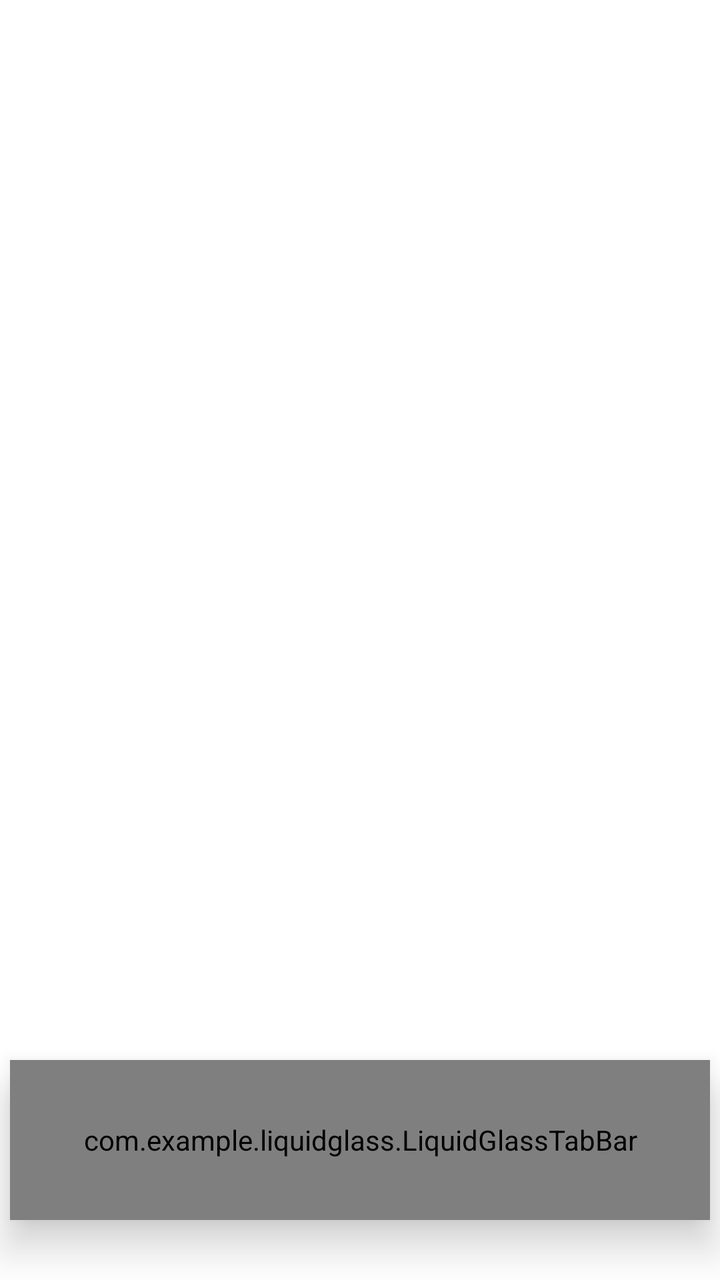
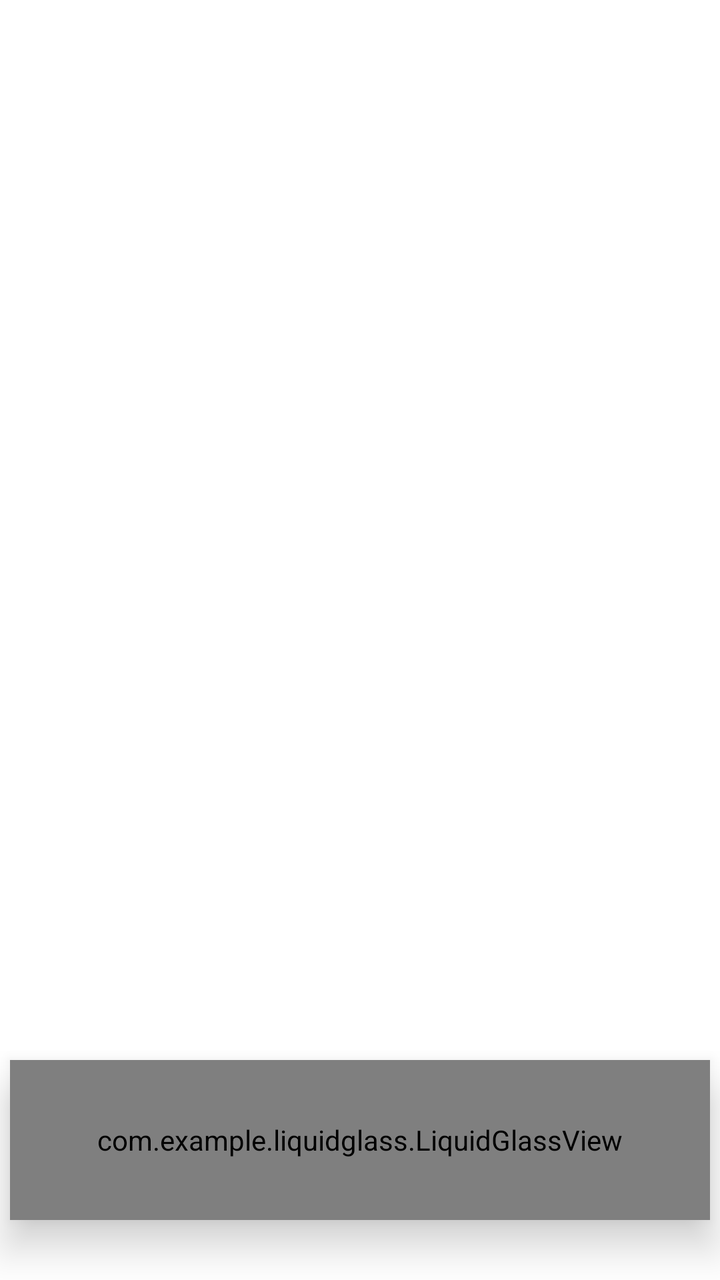

Compare the two renders of this Android layout. The source of the first and the diff that turns it into the second are given below.
<!-- AndroidManifest.xml: application theme Theme.RateMyProfessor -->
<!-- res/layout/activity_main.xml -->
<?xml version="1.0" encoding="utf-8"?>
<androidx.constraintlayout.widget.ConstraintLayout xmlns:android="http://schemas.android.com/apk/res/android"
    xmlns:app="http://schemas.android.com/apk/res-auto"
    android:layout_width="match_parent"
    android:layout_height="match_parent"
    android:background="@color/surface">

    <androidx.fragment.app.FragmentContainerView
        android:id="@+id/fragment_container"
        android:layout_width="0dp"
        android:layout_height="0dp"
        app:layout_constraintBottom_toBottomOf="parent"
        app:layout_constraintEnd_toEndOf="parent"
        app:layout_constraintStart_toStartOf="parent"
        app:layout_constraintTop_toTopOf="parent" />


    <com.example.liquidglass.LiquidGlassTabBar
        android:id="@+id/custom_bottom_nav"
        android:layout_width="350dp"
        android:layout_height="80dp"
        android:layout_marginBottom="30dp"
        android:elevation="12dp"
        app:layout_constraintBottom_toBottomOf="parent"
        app:layout_constraintEnd_toEndOf="parent"
        app:layout_constraintStart_toStartOf="parent"
        app:cornerRadius="40dp"
        app:glassMaterial="regular"
        app:blurAmount="0.25"
        app:refractionHeight="40dp"
        app:bevelWidth="12dp"
        app:dispersionStrength="0.10"
        app:adaptiveTint="true" />


</androidx.constraintlayout.widget.ConstraintLayout>
<!-- resources referenced by this layout -->
<resources>
  <color name="surface">#FFFFFFFF</color>
  <color name="danger">#FFB3261E</color>
  <color name="text_hint">#FF8A8A8A</color>
  <!-- unchanged entries left out for length: 5 -->
</resources>

<!-- the commit's change to res/layout/activity_main.xml (unified diff, before → after) -->
@@ -15,7 +15,7 @@
         app:layout_constraintTop_toTopOf="parent" />
 
 
-    <com.example.liquidglass.LiquidGlassTabBar
+    <com.example.liquidglass.LiquidGlassView
         android:id="@+id/custom_bottom_nav"
         android:layout_width="350dp"
         android:layout_height="80dp"
@@ -26,11 +26,60 @@
         app:layout_constraintStart_toStartOf="parent"
         app:cornerRadius="40dp"
         app:glassMaterial="regular"
-        app:blurAmount="0.25"
         app:refractionHeight="40dp"
         app:bevelWidth="12dp"
         app:dispersionStrength="0.10"
-        app:adaptiveTint="true" />
+        app:adaptiveTint="true">
+
+        <View
+            android:id="@+id/nav_indicator"
+            android:layout_width="90dp"
+            android:layout_height="60dp"
+
+            android:layout_gravity="start|center_vertical"
+            android:background="@drawable/bottom_nav_bubble"
+            android:clickable="false"
+            android:focusable="false" />
+
+        <LinearLayout
+            android:layout_width="match_parent"
+            android:layout_height="match_parent"
+            android:orientation="horizontal"
+            android:gravity="center"
+            android:background="@android:color/transparent">
+
+            <ImageButton
+                android:id="@+id/nav_search"
+                android:layout_width="0dp"
+                android:layout_height="match_parent"
+                android:layout_weight="1"
+                android:background="@drawable/bottom_nav_selected_bubble"
+                android:src="@drawable/search_icon"
+                android:scaleType="center"
+                app:tint="@color/bottom_nav_icon" />
+
+            <ImageButton
+                android:id="@+id/nav_home"
+                android:layout_width="0dp"
+                android:layout_height="match_parent"
+                android:layout_weight="1"
+                android:background="@drawable/bottom_nav_selected_bubble"
+                android:src="@drawable/home_icon"
+                android:scaleType="center"
+                app:tint="@color/bottom_nav_icon" />
+
+            <ImageButton
+                android:id="@+id/nav_settings"
+                android:layout_width="0dp"
+                android:layout_height="match_parent"
+                android:layout_weight="1"
+                android:background="@drawable/bottom_nav_selected_bubble"
+                android:src="@drawable/settings_icon"
+                android:scaleType="center"
+                app:tint="@color/bottom_nav_icon" />
+
+        </LinearLayout>
+    </com.example.liquidglass.LiquidGlassView>
 
 
 </androidx.constraintlayout.widget.ConstraintLayout>
<!-- resource entries referenced after the edit -->
@@ -1,6 +1,123 @@
 <!-- resources referenced by this layout -->
 <resources>
+  <color name="bottom_nav_icon">#FF101010</color>
   <color name="surface">#FFFFFFFF</color>
+  <!-- drawable bottom_nav_bubble (drawable) -->
+  <?xml version="1.0" encoding="utf-8"?>
+  <shape xmlns:android="http://schemas.android.com/apk/res/android"
+      android:shape="rectangle">
+      <corners android:radius="30dp"/>
+  
+      <solid android:color="@color/circle_button_background" />
+  
+      <stroke
+          android:width="1dp"
+          android:color="@color/outline" />
+  
+  </shape>
+  <!-- drawable bottom_nav_selected_bubble (drawable) -->
+  <?xml version="1.0" encoding="utf-8"?>
+  <selector xmlns:android="http://schemas.android.com/apk/res/android">
+  
+      <item android:state_selected="true">
+          <layer-list>
+              <item
+                  android:width="90dp"
+                  android:height="60dp"
+                  android:gravity="center">
+  
+                  <shape android:shape="rectangle">
+                      <corners android:radius="30dp"/>
+                      <solid android:color="@color/circle_button_background" />
+                      <stroke
+                          android:width="1dp"
+                          android:color="@color/outline" />
+                  </shape>
+  
+              </item>
+          </layer-list>
+      </item>
+  
+      <item android:drawable="@android:color/transparent" />
+  
+  </selector>
+  <!-- drawable home_icon (drawable) -->
+  <vector xmlns:android="http://schemas.android.com/apk/res/android"
+      android:width="28dp"
+      android:height="28dp"
+      android:viewportWidth="64"
+      android:viewportHeight="64">
+    <path
+        android:pathData="M10,29L32,12L54,29"
+        android:strokeLineJoin="round"
+        android:strokeWidth="4"
+        android:fillColor="#00000000"
+        android:strokeColor="@color/icon_tint"
+        android:strokeLineCap="round"/>
+    <path
+        android:pathData="M16,27V52H48V27"
+        android:strokeLineJoin="round"
+        android:strokeWidth="4"
+        android:fillColor="#00000000"
+        android:strokeColor="@color/icon_tint"
+        android:strokeLineCap="round"/>
+    <path
+        android:pathData="M27,52V38C27,36.3 28.3,35 30,35H34C35.7,35 37,36.3 37,38V52"
+        android:strokeLineJoin="round"
+        android:strokeWidth="4"
+        android:fillColor="#00000000"
+        android:strokeColor="@color/icon_tint"
+        android:strokeLineCap="round"/>
+  </vector>
+  <!-- drawable search_icon (drawable) -->
+  <vector xmlns:android="http://schemas.android.com/apk/res/android"
+      android:width="28dp"
+      android:height="28dp"
+      android:viewportWidth="64"
+      android:viewportHeight="64">
+    <path
+        android:pathData="M28,28m-14,0a14,14 0,1 1,28 0a14,14 0,1 1,-28 0"
+        android:strokeWidth="5"
+        android:fillColor="#00000000"
+        android:strokeColor="@color/icon_tint"/>
+    <path
+        android:pathData="M38,38L50,50"
+        android:strokeWidth="5"
+        android:fillColor="#00000000"
+        android:strokeColor="@color/icon_tint"
+        android:strokeLineCap="round"/>
+  </vector>
+  <!-- drawable settings_icon (drawable) -->
+  <vector xmlns:android="http://schemas.android.com/apk/res/android"
+      android:width="28dp"
+      android:height="28dp"
+      android:viewportWidth="24"
+      android:viewportHeight="24">
+  
+    <path
+        android:pathData="M3,6L21,6"
+        android:strokeWidth="2.5"
+        android:fillColor="#00000000"
+        android:strokeColor="@color/icon_tint"
+        android:strokeLineCap="round" />
+  
+    <path
+        android:pathData="M3,12L21,12"
+        android:strokeWidth="2.5"
+        android:fillColor="#00000000"
+        android:strokeColor="@color/icon_tint"
+        android:strokeLineCap="round" />
+  
+    <path
+        android:pathData="M3,18L21,18"
+        android:strokeWidth="2.5"
+        android:fillColor="#00000000"
+        android:strokeColor="@color/icon_tint"
+        android:strokeLineCap="round" />
+  </vector>
+  <color name="circle_button_background">#1A101010</color>
+  <color name="outline">#FFC4C4C4</color>
+  <color name="icon_tint">#FF101010</color>
   <color name="danger">#FFB3261E</color>
   <color name="text_hint">#FF8A8A8A</color>
   <!-- unchanged entries left out for length: 5 -->
